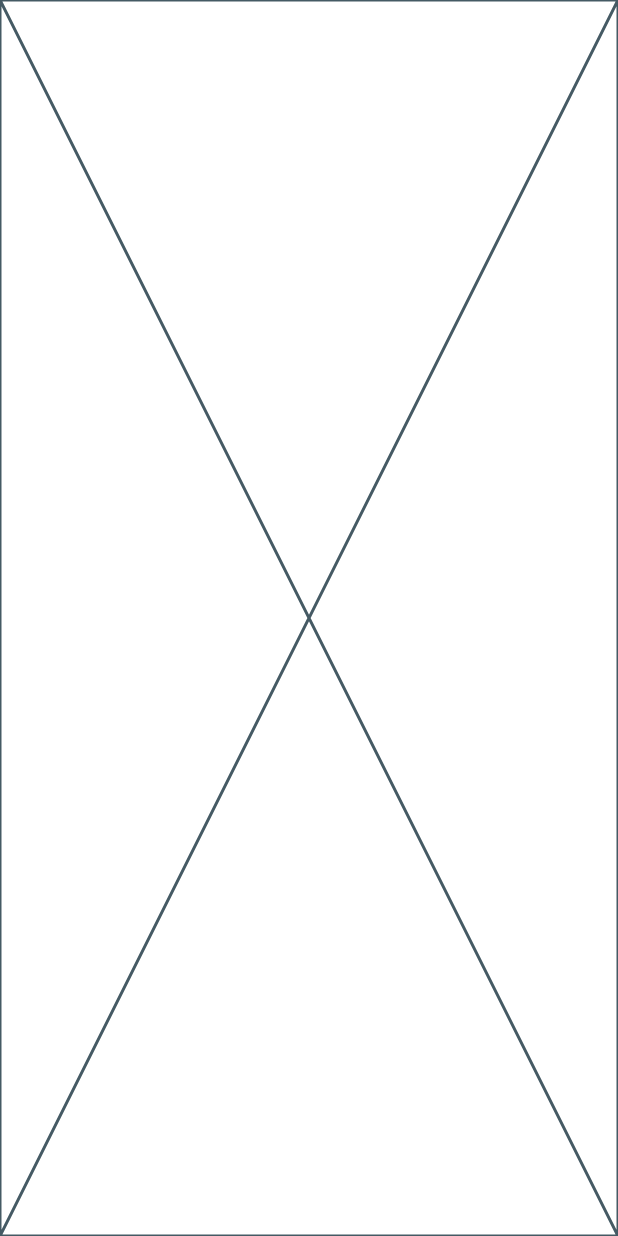
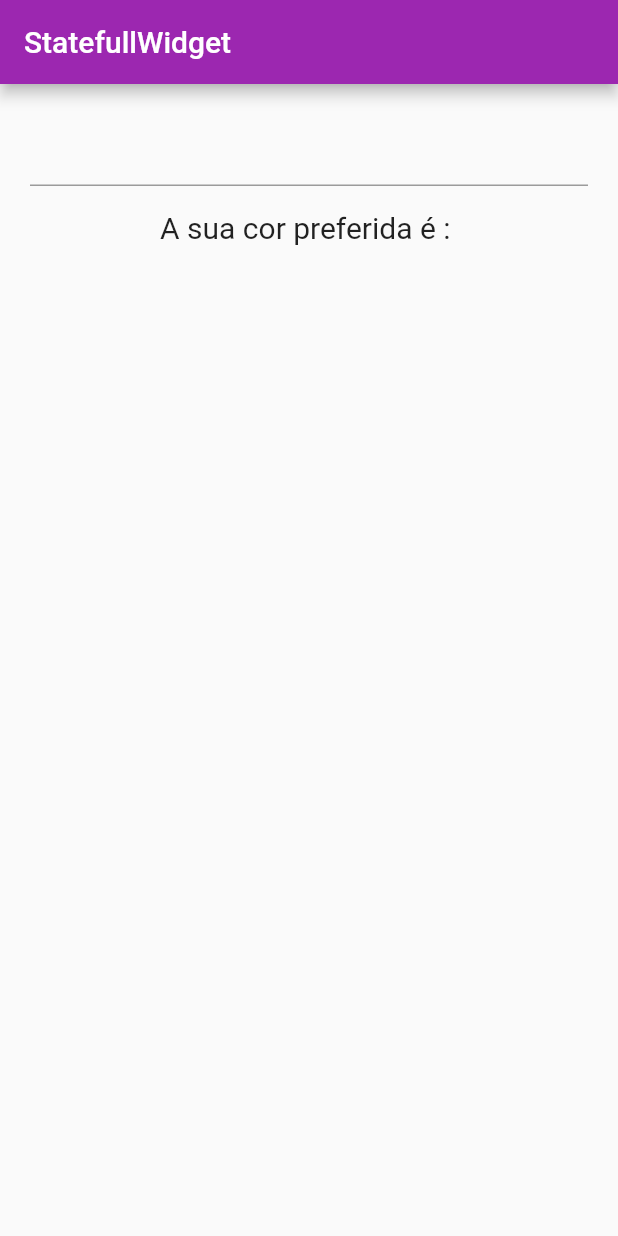
Before and after one commit to r90ur7/fluttermarcoratti, a Flutter app: the screen it shows after launch, on a phone screen of 412 x 824 dp. Run offline on Flutter 3.47's test engine with Material 2 defaults, Android fonts, the phone set to English and light mode, and no system bars.

Commit message:
statefullwidget

```diff
--- /dev/null
+++ b/lib/Widgets/StatefullWidget/statefullWidget.dart
@@ -0,0 +1,40 @@
+import 'package:flutter/material.dart';
+
+class WidgetCorPreferda extends StatefulWidget {
+  @override
+  _WidgetCorPreferdaState createState() => _WidgetCorPreferdaState();
+}
+
+class _WidgetCorPreferdaState extends State<WidgetCorPreferda> {
+  String nomeCor = "";
+
+  @override
+  Widget build(BuildContext context) {
+    return Scaffold(
+      appBar: AppBar(
+        title: Text("StatefullWidget"),
+      ),
+      body: Container(
+        margin: EdgeInsets.all(20.0),
+        child: Column(
+          children: <Widget>[
+            TextField(
+              onSubmitted: (String texto) {
+                setState(() {
+                  nomeCor = texto;
+                });
+              },
+            ),
+            Padding(
+              padding: const EdgeInsets.all(16.0),
+              child: Text(
+                "A sua cor preferida é : $nomeCor",
+                style: TextStyle(fontSize: 20.0),
+              ),
+            ),
+          ],
+        ),
+      ),
+    );
+  }
+}
--- a/lib/main.dart
+++ b/lib/main.dart
@@ -1,5 +1,5 @@
 import 'package:flutter/material.dart';
-
+import 'package:fluttermarcoratti/Widgets/StatefullWidget/statefullWidget.dart';
 
 void main() => runApp(const MyApp());
 
@@ -16,15 +16,3 @@ class MyApp extends StatelessWidget {
         home: WidgetCorPreferda());
   }
 }
-
-class WidgetCorPreferda extends StatefulWidget {
-  @override
-  _WidgetCorPreferdaState createState() => _WidgetCorPreferdaState();
-}
-
-class _WidgetCorPreferdaState extends State<WidgetCorPreferda> {
-  @override
-  Widget build(BuildContext context) {
-    return const Placeholder();
-  }
-}
```
